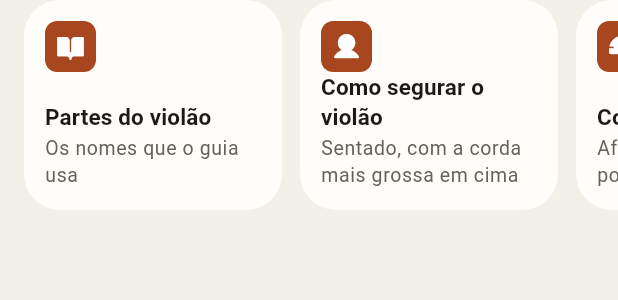
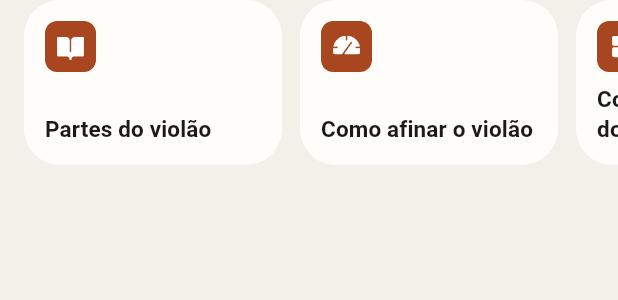
Before and after one commit to imxder/ChordAI, a Flutter app: the _GuideCards widget shown alone on an empty page, opened directly with empty values, on a phone screen of 412 x 824 dp. Shown: the top 300 px of the screen. Run offline on Flutter 3.47's test engine with Material 3 defaults, Android fonts, the phone set to English and light mode, and no system bars; our stand-ins replace shared_preferences, wakelock_plus; missing offline and left inert: liquid_glass_widgets, record, tflite_flutter; accounts and stored records are empty.

Commit message:
guia sem o tópico de postura e início com 4 atalhos, só ícone e título

```diff
--- a/lib/models/chord_repeat_gate.dart
+++ b/lib/models/chord_repeat_gate.dart
@@ -1,34 +1,7 @@
 import 'chord_prediction.dart';
 
-enum ChordRepeatEvent {
-  /// Acertou e conta: soma um nos acertos seguidos.
-  hit,
+enum ChordRepeatEvent { hit, stillRinging, released, miss, none }
 
-  /// Ainda é o mesmo acorde soando desde o último acerto: não conta.
-  stillRinging,
-
-  /// O app deixou de ouvir o acorde (silêncio ou "não reconheci"): o
-  /// próximo acerto já pode contar.
-  released,
-
-  /// Tocou outro acorde: zera os acertos seguidos, como sempre foi.
-  miss,
-
-  /// Nada a fazer (começo da gravação, ou "não reconheci" sem acerto antes).
-  none,
-}
-
-/// Regra do treino de acorde: cada acerto tem que ser uma batida nova.
-///
-/// O modelo lê os últimos 1,5 s a cada 0,5 s, então um acorde que fica
-/// soando continua dando "certo" por vários segundos. Por isso, depois de um
-/// acerto, o próximo só conta quando o app deixa de ouvir o acorde antes:
-/// um silêncio (cordas abafadas) ou um "não reconheci".
-///
-/// As leituras têm que vir do ChordStabilizer (o padrão do
-/// createChordRecognizer): ele só repassa um "não reconheci" quando ele
-/// aparece em 2 das últimas 3 leituras, então uma leitura solta no fim do som
-/// não libera o próximo acerto.
 class ChordRepeatGate {
   final String chord;
   bool _waitingForRelease = false;
--- a/lib/models/guide_content.dart
+++ b/lib/models/guide_content.dart
@@ -8,8 +8,6 @@ enum GuideGroup {
   final String title;
 }
 
-/// O que o botão do fim do tópico abre. [next] vai pro próximo tópico da
-/// lista e [list] volta pra lista (no último tópico).
 enum GuideAction {
   next,
   list,
@@ -31,8 +29,6 @@ class GuideTopic {
   final String? highlight;
   final GuideAction action;
 
-  /// Quem disse o que o tópico usa de fora do app. A tabela com o link e a
-  /// data de acesso está em docs/guia_fontes.md.
   final List<String> sources;
 
   const GuideTopic({
@@ -81,27 +77,6 @@ const List<GuideTopic> guideTopics = [
       'As cordas são numeradas da mais fina pra mais grossa: a 1ª é a mais '
           'fina e a 6ª é a mais grossa. "Corda solta" é tocar a corda sem '
           'apertar nenhuma casa.',
-    ],
-    sources: ['Martin Guitar'],
-  ),
-  GuideTopic(
-    id: 'postura',
-    title: 'Como segurar o violão',
-    summary: 'Sentado, com a corda mais grossa em cima',
-    group: GuideGroup.beforePlaying,
-    action: GuideAction.next,
-    paragraphs: [
-      'Sente numa cadeira sem braço, com as costas retas, e apoie o corpo do '
-          'violão na perna.',
-      'A corda mais grossa, a 6ª, fica em cima, mais perto do teto. A mão '
-          'que você usa pra escrever fica perto da boca, pra bater nas '
-          'cordas. A outra segura o braço e aperta as casas.',
-    ],
-    steps: [
-      'Costas retas, sem se curvar por cima do violão',
-      'O braço do violão um pouco inclinado pra cima',
-      'O pulso da mão do braço não fica totalmente dobrado',
-      'Os dedos apertam as cordas com a ponta, perto do traste',
     ],
     sources: ['Martin Guitar'],
   ),
--- a/lib/screens/guide_detail_screen.dart
+++ b/lib/screens/guide_detail_screen.dart
@@ -18,8 +18,6 @@ import 'practice_session_screen.dart';
 import 'tuner_screen.dart';
 import '../theme/ph.dart';
 
-/// A batida "Comum" do app (D1 D2 U2& U3& D4 U4&, em user_song.dart) em
-/// colcheias: o mesmo desenho que aparece embaixo de cada acorde nas cifras.
 const _commonStrum = [
   StrumKind.down,
   null,
--- a/lib/screens/guide_list_screen.dart
+++ b/lib/screens/guide_list_screen.dart
@@ -8,7 +8,6 @@ import '../theme/ph.dart';
 
 const guideTopicIcons = {
   'partes': Ph.bookOpenFill,
-  'postura': Ph.userFill,
   'afinar': Ph.gaugeFill,
   'diagrama': Ph.squaresFourFill,
   'primeiro_acorde': Ph.checkCircleFill,
@@ -27,8 +26,6 @@ class GuideListScreen extends StatelessWidget {
 
   static final _listRoutes = Expando<bool>();
 
-  /// Se [route] é uma tela com a lista do guia. O "Voltar pra lista" do
-  /// último tópico volta até ela em vez de abrir outra lista por cima.
   static bool isListRoute(Route<dynamic> route) => _listRoutes[route] ?? false;
 
   @override
--- a/lib/screens/home_screen.dart
+++ b/lib/screens/home_screen.dart
@@ -163,9 +163,7 @@ class _HomeSectionHeader extends StatelessWidget {
   }
 }
 
-/// Quantos tópicos do guia aparecem no início: os primeiros na ordem de
-/// leitura. O resto fica no "Ver tudo".
-const homeGuideCards = 8;
+const homeGuideCards = 4;
 
 class _GuideCards extends StatelessWidget {
   final ValueChanged<GuideTopic> onOpen;
@@ -178,7 +176,7 @@ class _GuideCards extends StatelessWidget {
     final textTheme = Theme.of(context).textTheme;
     return Semantics(
       button: true,
-      label: '${topic.title}. ${topic.summary}',
+      label: topic.title,
       excludeSemantics: true,
       child: PressScale(
         child: Material(
@@ -203,13 +201,6 @@ class _GuideCards extends StatelessWidget {
                     overflow: TextOverflow.ellipsis,
                     style: textTheme.titleSmall,
                   ),
-                  const SizedBox(height: 2),
-                  Text(
-                    topic.summary,
-                    maxLines: 2,
-                    overflow: TextOverflow.ellipsis,
-                    style: textTheme.bodySmall,
-                  ),
                 ],
               ),
             ),
@@ -221,7 +212,7 @@ class _GuideCards extends StatelessWidget {
 
   @override
   Widget build(BuildContext context) {
-    final height = MediaQuery.textScalerOf(context).scale(140).clamp(140, 230);
+    final height = MediaQuery.textScalerOf(context).scale(110).clamp(110, 190);
     if (isDesktop) {
       return LayoutBuilder(
         builder: (context, constraints) {
--- a/lib/state/app_state.dart
+++ b/lib/state/app_state.dart
@@ -73,7 +73,6 @@ class AppState extends ChangeNotifier {
 
   Set<String> learnedChords = {};
 
-  /// Tópicos do guia que já foram abertos (só pra mostrar o visto na lista).
   Set<String> readGuideTopics = {};
 
   String profileName = '';
```
Also changed, not shown: 1 other file.
